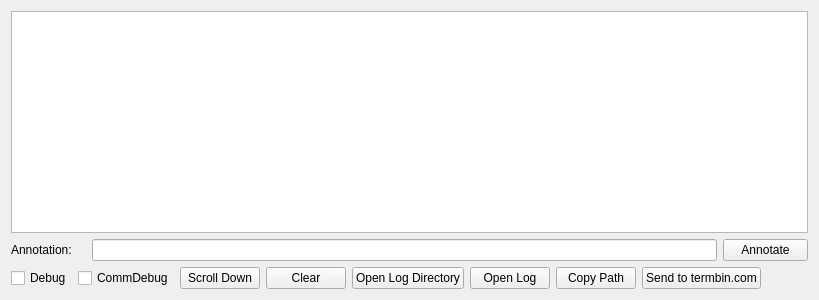
This is loggingwindow.ui in adecarolis/wfweb as Qt 5 draws it before an edit. The edited form follows.
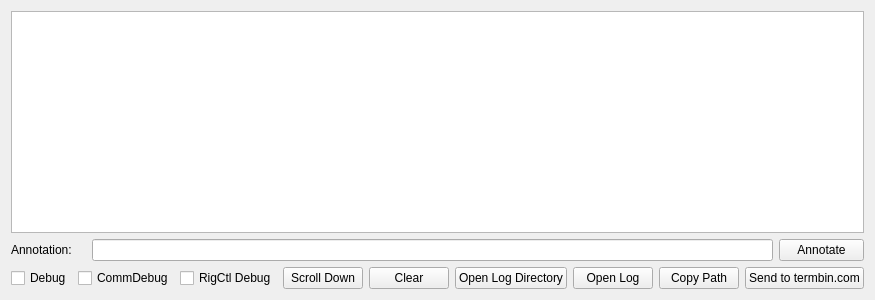
This is the edited form.

What changed in the file:
```diff
--- a/loggingwindow.ui
+++ b/loggingwindow.ui
@@ -119,6 +119,13 @@
        </property>
       </widget>
      </item>
+     <item>
+      <widget class="QCheckBox" name="rigctlDebugChk">
+       <property name="text">
+        <string>RigCtl Debug</string>
+       </property>
+      </widget>
+     </item>
      <item>
       <widget class="QPushButton" name="toBottomBtn">
        <property name="toolTip">
```
Left out of the diff: 4 changed lines with no effect on the pictures.
